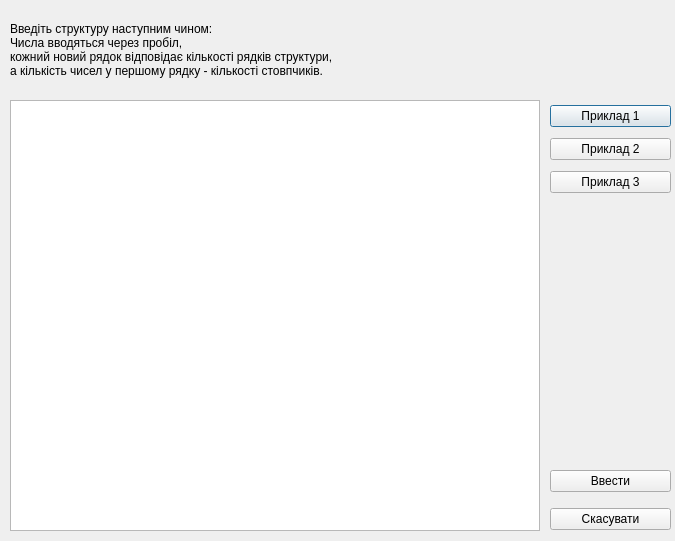
First picture: the form in Lab2Pysarenkov/manual_entry.ui, repository TymofiiPys/lab2Pysarenkov, before the edit.
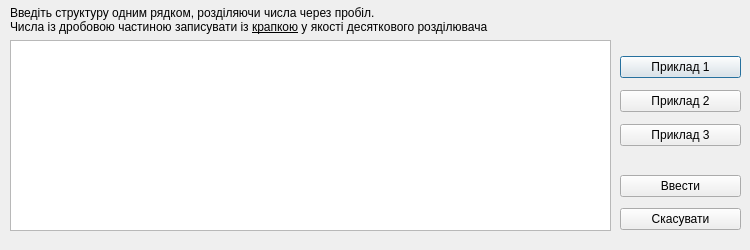
Second picture: the form after the edit.

```diff
--- a/Lab2Pysarenkov/manual_entry.ui
+++ b/Lab2Pysarenkov/manual_entry.ui
@@ -6,8 +6,8 @@
    <rect>
     <x>0</x>
     <y>0</y>
-    <width>675</width>
-    <height>541</height>
+    <width>750</width>
+    <height>250</height>
    </rect>
   </property>
   <property name="sizePolicy">
@@ -18,14 +18,14 @@
   </property>
   <property name="minimumSize">
    <size>
-    <width>675</width>
-    <height>541</height>
+    <width>750</width>
+    <height>250</height>
    </size>
   </property>
   <property name="maximumSize">
    <size>
-    <width>675</width>
-    <height>541</height>
+    <width>750</width>
+    <height>250</height>
    </size>
   </property>
   <property name="windowTitle">
@@ -35,9 +35,9 @@
    <property name="geometry">
     <rect>
      <x>10</x>
-     <y>100</y>
-     <width>530</width>
-     <height>431</height>
+     <y>40</y>
+     <width>601</width>
+     <height>191</height>
     </rect>
    </property>
   </widget>
@@ -45,9 +45,9 @@
    <property name="geometry">
     <rect>
      <x>10</x>
-     <y>10</y>
-     <width>451</width>
-     <height>81</height>
+     <y>0</y>
+     <width>641</width>
+     <height>41</height>
     </rect>
    </property>
    <property name="text">
@@ -56,19 +56,17 @@
 p, li { white-space: pre-wrap; }
 hr { height: 1px; border-width: 0; }
 &lt;/style&gt;&lt;/head&gt;&lt;body style=&quot; font-family:'Segoe UI'; font-size:9pt; font-weight:400; font-style:normal;&quot;&gt;
-&lt;p align=&quot;justify&quot; style=&quot; margin-top:0px; margin-bottom:0px; margin-left:0px; margin-right:0px; -qt-block-indent:0; text-indent:0px;&quot;&gt;Введіть структуру наступним чином:&lt;/p&gt;
-&lt;p align=&quot;justify&quot; style=&quot; margin-top:0px; margin-bottom:0px; margin-left:0px; margin-right:0px; -qt-block-indent:0; text-indent:0px;&quot;&gt;Числа вводяться через пробіл,&lt;/p&gt;
-&lt;p align=&quot;justify&quot; style=&quot; margin-top:0px; margin-bottom:0px; margin-left:0px; margin-right:0px; -qt-block-indent:0; text-indent:0px;&quot;&gt;кожний новий рядок відповідає кількості рядків структури,&lt;/p&gt;
-&lt;p align=&quot;justify&quot; style=&quot; margin-top:0px; margin-bottom:0px; margin-left:0px; margin-right:0px; -qt-block-indent:0; text-indent:0px;&quot;&gt;а кількість чисел у першому рядку - кількості стовпчиків. &lt;/p&gt;&lt;/body&gt;&lt;/html&gt;</string>
+&lt;p align=&quot;justify&quot; style=&quot; margin-top:0px; margin-bottom:0px; margin-left:0px; margin-right:0px; -qt-block-indent:0; text-indent:0px;&quot;&gt;Введіть структуру одним рядком, розділяючи числа через пробіл.&lt;/p&gt;
+&lt;p align=&quot;justify&quot; style=&quot; margin-top:0px; margin-bottom:0px; margin-left:0px; margin-right:0px; -qt-block-indent:0; text-indent:0px;&quot;&gt;Числа із дробовою частиною записувати із &lt;span style=&quot; text-decoration: underline;&quot;&gt;крапкою&lt;/span&gt; у якості десяткового розділювача&lt;/p&gt;&lt;/body&gt;&lt;/html&gt;</string>
    </property>
   </widget>
   <widget class="QWidget" name="layoutWidget">
    <property name="geometry">
     <rect>
-     <x>550</x>
-     <y>100</y>
+     <x>620</x>
+     <y>50</y>
      <width>121</width>
-     <height>101</height>
+     <height>103</height>
     </rect>
    </property>
    <layout class="QVBoxLayout" name="verticalLayout">
@@ -98,10 +96,10 @@
   <widget class="QWidget" name="layoutWidget">
    <property name="geometry">
     <rect>
-     <x>550</x>
-     <y>460</y>
+     <x>620</x>
+     <y>170</y>
      <width>121</width>
-     <height>81</height>
+     <height>67</height>
     </rect>
    </property>
    <layout class="QVBoxLayout" name="verticalLayout_2">
```
